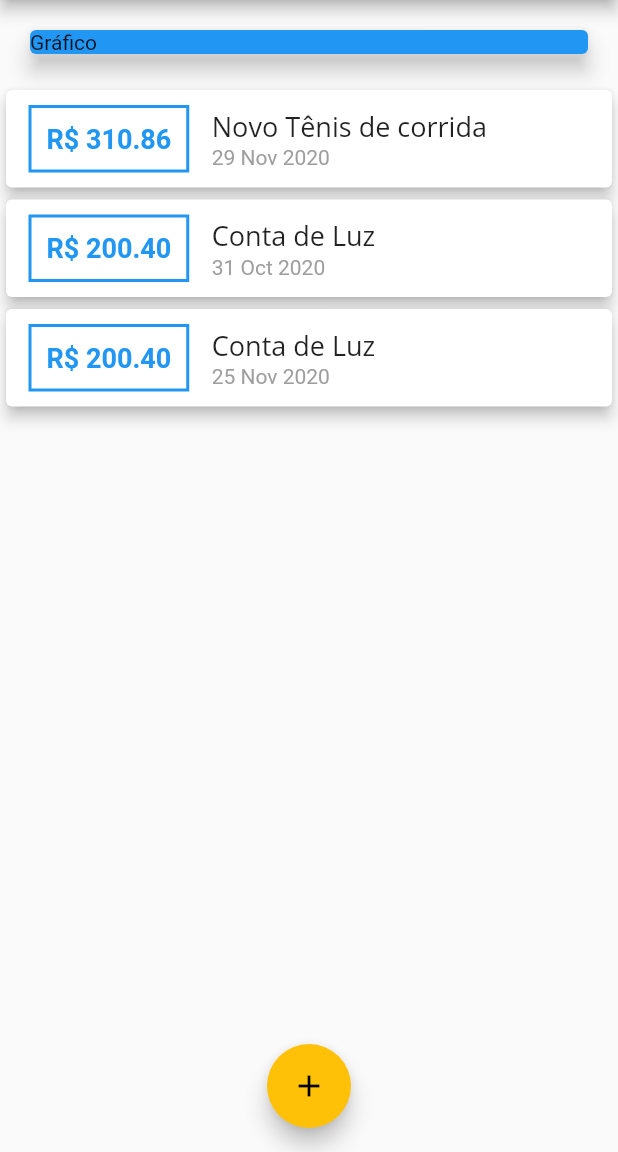
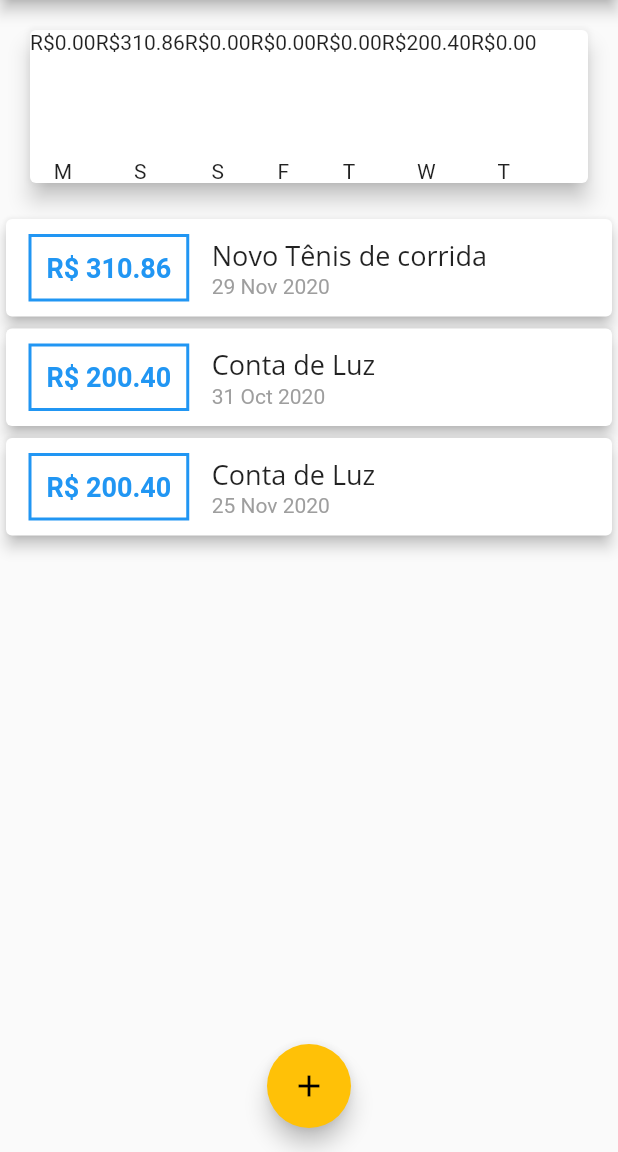
Before and after one commit to allansuru/expenses-app, a Flutter app: the screen it shows after launch, on a phone screen of 412 x 824 dp, the part 84-1236 px from its top. Run offline on Flutter 3.47's test engine with Material 2 defaults, Android fonts, the phone set to English and light mode, and no system bars.

Commit message:
componentizando transacoes no graphic

```diff
--- /dev/null
+++ b/lib/components/transaction_chart_bar.dart
@@ -0,0 +1,24 @@
+import 'package:flutter/material.dart';
+
+class TransactionChartBar extends StatelessWidget {
+  final String day;
+  final double value;
+  final double percentage;
+  TransactionChartBar({this.day, this.value, this.percentage});
+  @override
+  Widget build(BuildContext context) {
+    return Column(
+      children: [
+        Text('R\$${value.toStringAsFixed(2)}'),
+        SizedBox(height: 5),
+        Container(
+          height: 60,
+          width: 10,
+          child: null,
+        ),
+        SizedBox(height: 5),
+        Text(day),
+      ],
+    );
+  }
+}
--- a/lib/components/transaction_graphic.dart
+++ b/lib/components/transaction_graphic.dart
@@ -1,3 +1,4 @@
+import 'package:expenses/components/transaction_chart_bar.dart';
 import 'package:expenses/models/transaction.dart';
 import 'package:flutter/material.dart';
 import 'package:intl/intl.dart';
@@ -17,9 +18,6 @@ class TransactionGraphic extends StatelessWidget {
         }
       });
 
-      print(DateFormat.E().format(weekDay)[0]);
-      print(totalSum);
-
       return {'day': DateFormat.E().format(weekDay)[0], 'value': totalSum};
     });
   }
@@ -30,14 +28,16 @@ class TransactionGraphic extends StatelessWidget {
 
   @override
   Widget build(BuildContext context) {
-    print(groupedTransactions);
     return Card(
       child: Row(
-        children: [
-          Text('Gráfico'),
-        ],
+        children: groupedTransactions.map((e) {
+          return TransactionChartBar(
+            day: e['day'],
+            value: e['value'],
+            percentage: 0.00,
+          );
+        }).toList(),
       ),
-      color: Colors.blue,
       elevation: 6,
       margin: EdgeInsets.all(20),
     );
--- a/lib/components/transaction_list.dart
+++ b/lib/components/transaction_list.dart
@@ -28,7 +28,6 @@ class TransactionList extends StatelessWidget {
             : ListView.builder(
                 itemCount: transactions.length,
                 itemBuilder: (ctx, index) {
-                  print(transactions.length);
                   final tr = transactions[index];
                   return Card(
                     child: Row(children: [
```
